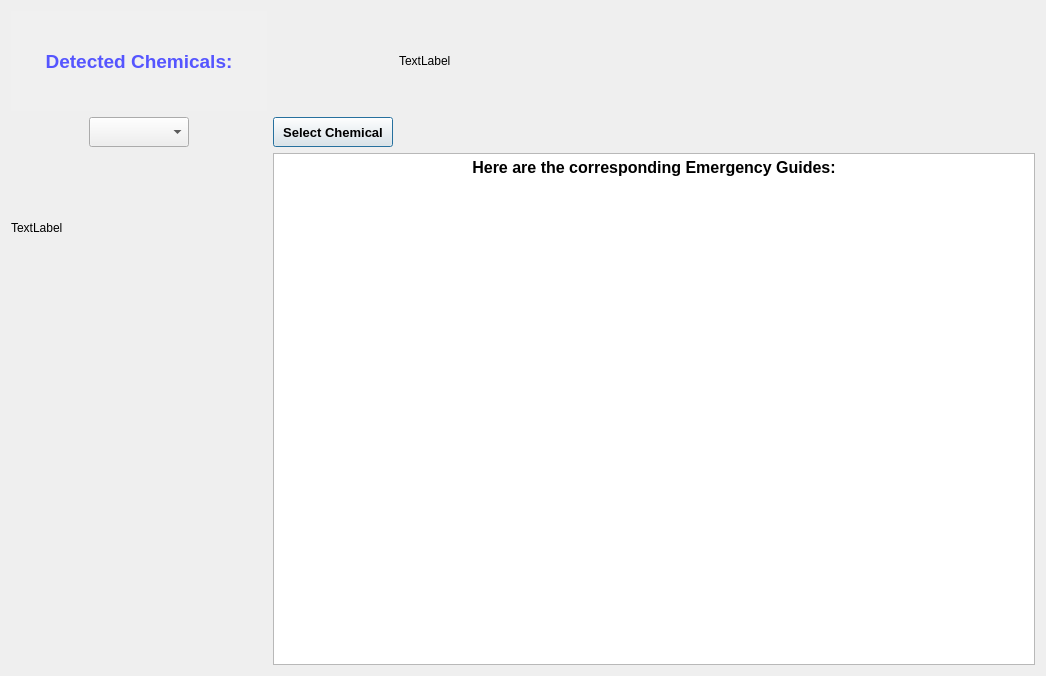
Before: the Qt Designer form Fire_Safety-cpp_ui/Fire_Safety-cpp_ui/QT_FireSafety/FireSafety/secdialog.ui in zijianKING/Fire_Safety, drawn with Qt 5.
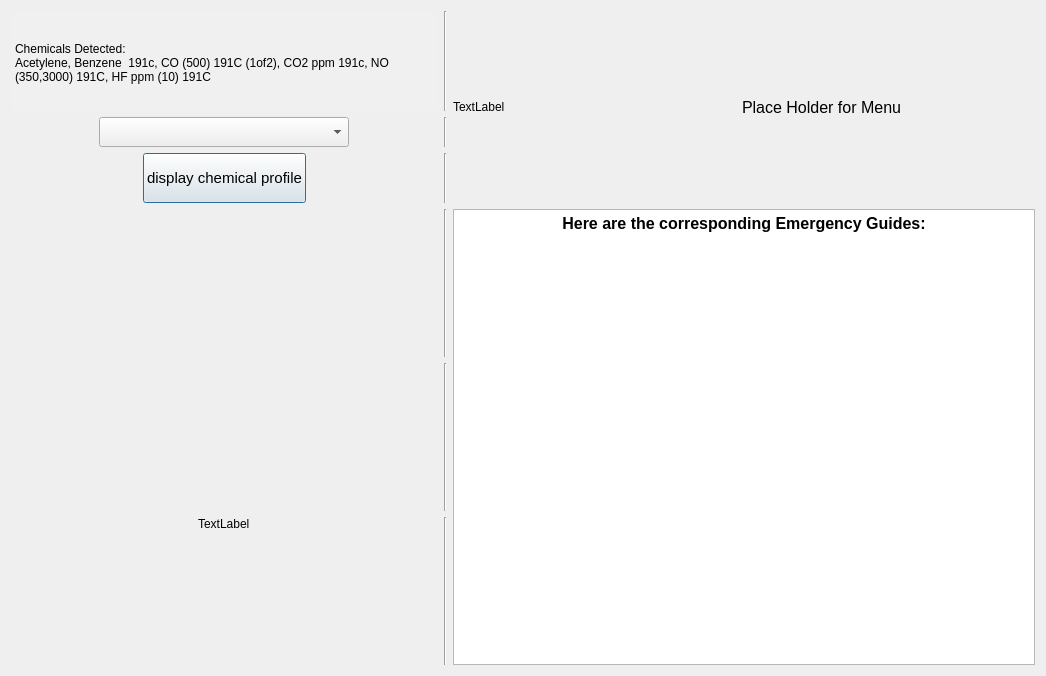
After: the same form once the commit is applied.

Diff of the .ui file:
```diff
--- a/Fire_Safety-cpp_ui/Fire_Safety-cpp_ui/QT_FireSafety/FireSafety/secdialog.ui
+++ b/Fire_Safety-cpp_ui/Fire_Safety-cpp_ui/QT_FireSafety/FireSafety/secdialog.ui
@@ -14,7 +14,7 @@
    <string>Dialog</string>
   </property>
   <layout class="QGridLayout" name="gridLayout_2">
-   <item row="0" column="1">
+   <item row="0" column="0">
     <layout class="QGridLayout" name="gridLayout">
      <property name="sizeConstraint">
       <enum>QLayout::SetDefaultConstraint</enum>
@@ -22,42 +22,56 @@
      <property name="horizontalSpacing">
       <number>6</number>
      </property>
-     <item row="5" column="2" rowspan="3" colspan="2">
-      <widget class="QTextBrowser" name="textBrowser">
-       <property name="enabled">
-        <bool>true</bool>
-       </property>
-       <property name="sizePolicy">
-        <sizepolicy hsizetype="Preferred" vsizetype="Preferred">
-         <horstretch>0</horstretch>
-         <verstretch>0</verstretch>
-        </sizepolicy>
-       </property>
-       <property name="html">
-        <string>&lt;!DOCTYPE HTML PUBLIC &quot;-//W3C//DTD HTML 4.0//EN&quot; &quot;http://www.w3.org/TR/REC-html40/strict.dtd&quot;&gt;
-&lt;html&gt;&lt;head&gt;&lt;meta name=&quot;qrichtext&quot; content=&quot;1&quot; /&gt;&lt;style type=&quot;text/css&quot;&gt;
-p, li { white-space: pre-wrap; }
-&lt;/style&gt;&lt;/head&gt;&lt;body style=&quot; font-family:'MS Shell Dlg 2'; font-size:8.25pt; font-weight:400; font-style:normal;&quot;&gt;
-&lt;p align=&quot;center&quot; style=&quot; margin-top:0px; margin-bottom:0px; margin-left:0px; margin-right:0px; -qt-block-indent:0; text-indent:0px;&quot;&gt;&lt;span style=&quot; font-size:12pt; font-weight:600;&quot;&gt;Here are the corresponding Emergency Guides:&lt;/span&gt;&lt;/p&gt;&lt;/body&gt;&lt;/html&gt;</string>
+     <item row="9" column="2">
+      <widget class="Line" name="line_3">
+       <property name="orientation">
+        <enum>Qt::Vertical</enum>
        </property>
       </widget>
      </item>
-     <item row="5" column="1">
-      <widget class="QLabel" name="label">
+     <item row="4" column="1" alignment="Qt::AlignHCenter">
+      <widget class="QPushButton" name="pushButton">
        <property name="sizePolicy">
-        <sizepolicy hsizetype="Maximum" vsizetype="Preferred">
+        <sizepolicy hsizetype="Maximum" vsizetype="Maximum">
          <horstretch>0</horstretch>
          <verstretch>0</verstretch>
         </sizepolicy>
        </property>
+       <property name="minimumSize">
+        <size>
+         <width>80</width>
+         <height>0</height>
+        </size>
+       </property>
        <property name="maximumSize">
         <size>
-         <width>150</width>
-         <height>150</height>
+         <width>250</width>
+         <height>50</height>
         </size>
        </property>
+       <property name="font">
+        <font>
+         <pointsize>11</pointsize>
+         <weight>50</weight>
+         <bold>false</bold>
+        </font>
+       </property>
        <property name="text">
-        <string>TextLabel</string>
+        <string>display chemical profile</string>
+       </property>
+      </widget>
+     </item>
+     <item row="8" column="1">
+      <widget class="QLabel" name="label_3">
+       <property name="text">
+        <string/>
+       </property>
+      </widget>
+     </item>
+     <item row="8" column="2">
+      <widget class="Line" name="line">
+       <property name="orientation">
+        <enum>Qt::Vertical</enum>
        </property>
       </widget>
      </item>
@@ -93,39 +107,8 @@
 p, li { white-space: pre-wrap; }
 &lt;/style&gt;&lt;/head&gt;&lt;body style=&quot; font-family:'MS Shell Dlg 2'; font-size:8.25pt; font-weight:400; font-style:normal;&quot;&gt;
 &lt;p align=&quot;center&quot; style=&quot;-qt-paragraph-type:empty; margin-top:0px; margin-bottom:0px; margin-left:0px; margin-right:0px; -qt-block-indent:0; text-indent:0px;&quot;&gt;&lt;br /&gt;&lt;/p&gt;
-&lt;p align=&quot;center&quot; style=&quot; margin-top:0px; margin-bottom:0px; margin-left:0px; margin-right:0px; -qt-block-indent:0; text-indent:0px;&quot;&gt;&lt;span style=&quot; font-size:14pt; font-weight:600; color:#5555ff;&quot;&gt;&lt;br /&gt;Detected Chemicals:&lt;/span&gt;&lt;/p&gt;&lt;/body&gt;&lt;/html&gt;</string>
-       </property>
-      </widget>
-     </item>
-     <item row="3" column="2">
-      <widget class="QPushButton" name="pushButton">
-       <property name="sizePolicy">
-        <sizepolicy hsizetype="Preferred" vsizetype="Preferred">
-         <horstretch>0</horstretch>
-         <verstretch>0</verstretch>
-        </sizepolicy>
-       </property>
-       <property name="minimumSize">
-        <size>
-         <width>80</width>
-         <height>0</height>
-        </size>
-       </property>
-       <property name="maximumSize">
-        <size>
-         <width>120</width>
-         <height>50</height>
-        </size>
-       </property>
-       <property name="font">
-        <font>
-         <pointsize>10</pointsize>
-         <weight>75</weight>
-         <bold>true</bold>
-        </font>
-       </property>
-       <property name="text">
-        <string>Select Chemical</string>
+&lt;p style=&quot; margin-top:0px; margin-bottom:0px; margin-left:0px; margin-right:0px; -qt-block-indent:0; text-indent:0px;&quot;&gt;&lt;span style=&quot; font-size:9pt; color:#000000;&quot;&gt;&lt;br /&gt;Chemicals Detected:&lt;/span&gt;&lt;/p&gt;
+&lt;p style=&quot; margin-top:0px; margin-bottom:0px; margin-left:0px; margin-right:0px; -qt-block-indent:0; text-indent:0px;&quot;&gt;&lt;span style=&quot; font-size:9pt; color:#000000;&quot;&gt;Acetylene, Benzene  191c, CO (500) 191C (1of2), CO2 ppm 191c, NO (350,3000) 191C, HF ppm (10) 191C&lt;/span&gt;&lt;/p&gt;&lt;/body&gt;&lt;/html&gt;</string>
        </property>
       </widget>
      </item>
@@ -139,25 +122,110 @@
        </property>
        <property name="minimumSize">
         <size>
-         <width>60</width>
+         <width>250</width>
          <height>30</height>
         </size>
        </property>
        <property name="maximumSize">
         <size>
-         <width>100</width>
+         <width>120</width>
          <height>30</height>
         </size>
        </property>
        <property name="font">
         <font>
-         <pointsize>14</pointsize>
+         <pointsize>12</pointsize>
         </font>
        </property>
       </widget>
      </item>
-     <item row="2" column="3">
+     <item row="7" column="2">
+      <widget class="Line" name="line_2">
+       <property name="orientation">
+        <enum>Qt::Vertical</enum>
+       </property>
+      </widget>
+     </item>
+     <item row="7" column="3" rowspan="3" colspan="2">
+      <widget class="QTextBrowser" name="textBrowser">
+       <property name="enabled">
+        <bool>true</bool>
+       </property>
+       <property name="sizePolicy">
+        <sizepolicy hsizetype="Preferred" vsizetype="Preferred">
+         <horstretch>0</horstretch>
+         <verstretch>0</verstretch>
+        </sizepolicy>
+       </property>
+       <property name="html">
+        <string>&lt;!DOCTYPE HTML PUBLIC &quot;-//W3C//DTD HTML 4.0//EN&quot; &quot;http://www.w3.org/TR/REC-html40/strict.dtd&quot;&gt;
+&lt;html&gt;&lt;head&gt;&lt;meta name=&quot;qrichtext&quot; content=&quot;1&quot; /&gt;&lt;style type=&quot;text/css&quot;&gt;
+p, li { white-space: pre-wrap; }
+&lt;/style&gt;&lt;/head&gt;&lt;body style=&quot; font-family:'MS Shell Dlg 2'; font-size:8.25pt; font-weight:400; font-style:normal;&quot;&gt;
+&lt;p align=&quot;center&quot; style=&quot; margin-top:0px; margin-bottom:0px; margin-left:0px; margin-right:0px; -qt-block-indent:0; text-indent:0px;&quot;&gt;&lt;span style=&quot; font-size:12pt; font-weight:600;&quot;&gt;Here are the corresponding Emergency Guides:&lt;/span&gt;&lt;/p&gt;&lt;/body&gt;&lt;/html&gt;</string>
+       </property>
+      </widget>
+     </item>
+     <item row="2" column="4" rowspan="3" alignment="Qt::AlignHCenter">
+      <widget class="QLabel" name="label_4">
+       <property name="font">
+        <font>
+         <pointsize>12</pointsize>
+        </font>
+       </property>
+       <property name="text">
+        <string>Place Holder for Menu</string>
+       </property>
+      </widget>
+     </item>
+     <item row="2" column="3" rowspan="3">
+      <widget class="QLabel" name="label">
+       <property name="sizePolicy">
+        <sizepolicy hsizetype="Preferred" vsizetype="Preferred">
+         <horstretch>0</horstretch>
+         <verstretch>0</verstretch>
+        </sizepolicy>
+       </property>
+       <property name="maximumSize">
+        <size>
+         <width>150</width>
+         <height>150</height>
+        </size>
+       </property>
+       <property name="text">
+        <string>TextLabel</string>
+       </property>
+      </widget>
+     </item>
+     <item row="2" column="2">
+      <widget class="Line" name="line_4">
+       <property name="orientation">
+        <enum>Qt::Vertical</enum>
+       </property>
+      </widget>
+     </item>
+     <item row="3" column="2">
+      <widget class="Line" name="line_5">
+       <property name="orientation">
+        <enum>Qt::Vertical</enum>
+       </property>
+      </widget>
+     </item>
+     <item row="4" column="2">
+      <widget class="Line" name="line_6">
+       <property name="orientation">
+        <enum>Qt::Vertical</enum>
+       </property>
+      </widget>
+     </item>
+     <item row="9" column="1" alignment="Qt::AlignHCenter|Qt::AlignTop">
       <widget class="QLabel" name="label_2">
+       <property name="minimumSize">
+        <size>
+         <width>20</width>
+         <height>0</height>
+        </size>
+       </property>
        <property name="text">
         <string>TextLabel</string>
        </property>
```
